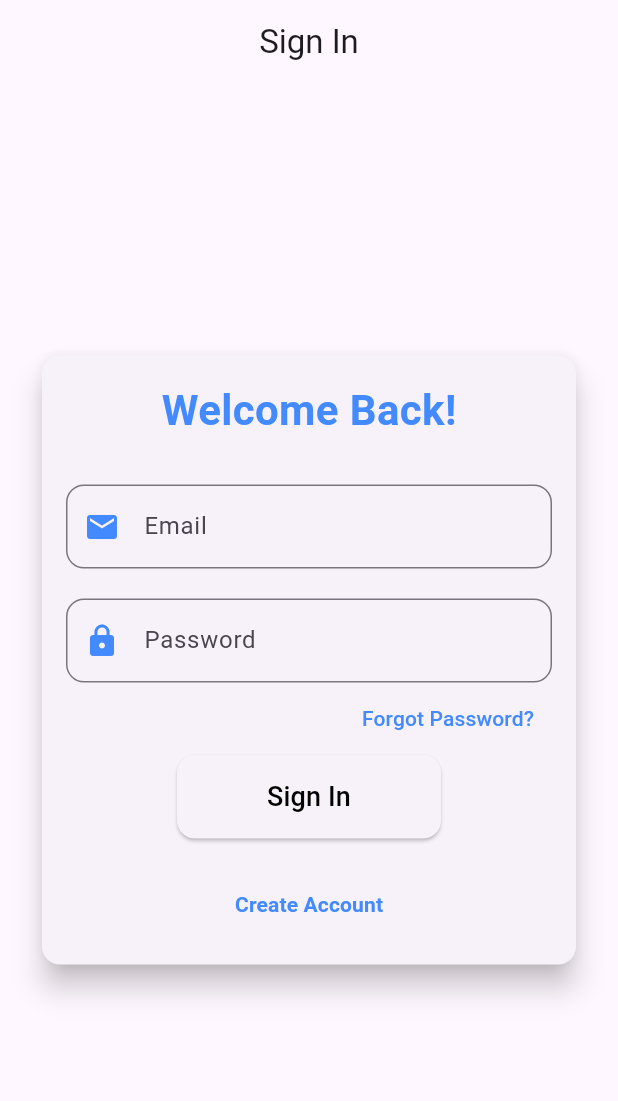
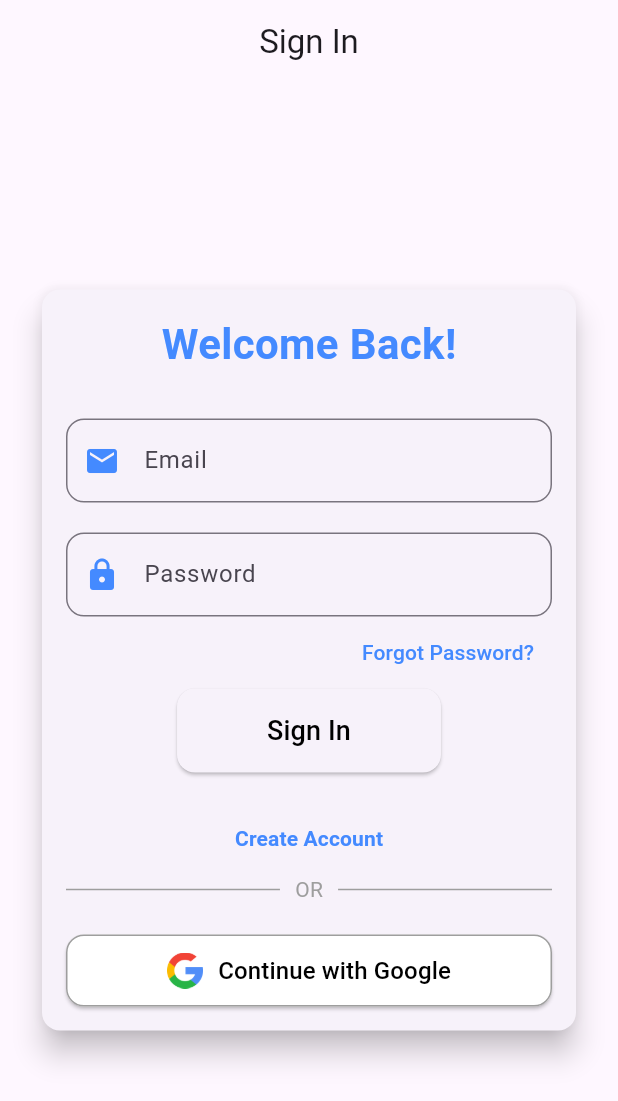
Before and after one commit to abhishekib/expense_tracker, a Flutter app: the screen it shows after launch, on a phone screen of 412 x 824 dp. Shown: the top 1101 px of the screen. Run offline on Flutter 3.47's test engine with Material 3 defaults, Android fonts, the phone set to English and light mode, and no system bars; our stand-ins replace cloud_firestore, csv, firebase_auth, firebase_core, fl_chart, google_sign_in; accounts and stored records are empty.

Commit message:
Add Google sign-in functionality to LoginScreen. Implement button for Google authentication and update UI with a divider and prompt.

```diff
--- a/lib/screens/auth/login_screen.dart
+++ b/lib/screens/auth/login_screen.dart
@@ -155,6 +155,37 @@ class _LoginScreenState extends State<LoginScreen> {
     );
   }
 
+  Future<void> _handleGoogleSignIn() async {
+    if (_isLoading) return;
+
+    setState(() => _isLoading = true);
+    final scaffoldMessenger = ScaffoldMessenger.of(context);
+    final navigator = Navigator.of(context);
+
+    try {
+      await Provider.of<AuthProvider>(
+        context,
+        listen: false,
+      ).signInWithGoogle();
+
+      if (!mounted) return;
+
+      navigator.pushReplacement(
+        MaterialPageRoute(builder: (ctx) => HomeScreen()),
+      );
+    } catch (e) {
+      if (!mounted) return;
+
+      scaffoldMessenger.showSnackBar(
+        SnackBar(content: Text('Google sign in failed: ${e.toString()}')),
+      );
+    } finally {
+      if (mounted) {
+        setState(() => _isLoading = false);
+      }
+    }
+  }
+
   @override
   Widget build(BuildContext context) {
     return Scaffold(
@@ -295,6 +326,47 @@ class _LoginScreenState extends State<LoginScreen> {
                             ),
                           ),
                         ),
+                      Row(
+                        children: [
+                          Expanded(child: Divider(color: Colors.grey)),
+                          Padding(
+                            padding: EdgeInsets.symmetric(horizontal: 10),
+                            child: Text(
+                              'OR',
+                              style: TextStyle(color: Colors.grey),
+                            ),
+                          ),
+                          Expanded(child: Divider(color: Colors.grey)),
+                        ],
+                      ),
+                      SizedBox(height: 20),
+                      ElevatedButton(
+                        onPressed: _isLoading ? null : _handleGoogleSignIn,
+                        style: ElevatedButton.styleFrom(
+                          backgroundColor: Colors.white,
+                          foregroundColor: Colors.black,
+                          padding: EdgeInsets.symmetric(vertical: 12),
+                          shape: RoundedRectangleBorder(
+                            borderRadius: BorderRadius.circular(12),
+                            side: BorderSide(color: Colors.grey),
+                          ),
+                        ),
+                        child: Row(
+                          mainAxisAlignment: MainAxisAlignment.center,
+                          children: [
+                            Image.asset(
+                              'assets/icons/google.png',
+                              height: 24,
+                              width: 24,
+                            ),
+                            SizedBox(width: 10),
+                            Text(
+                              'Continue with Google',
+                              style: TextStyle(fontSize: 16),
+                            ),
+                          ],
+                        ),
+                      ),
                     ],
                   ),
                 ),
--- a/lib/services/auth_service.dart
+++ b/lib/services/auth_service.dart
@@ -1,5 +1,4 @@
 import 'package:firebase_auth/firebase_auth.dart';
-import 'package:flutter/foundation.dart';
 import 'package:google_sign_in/google_sign_in.dart';
 
 class AuthService {
--- a/pubspec.yaml
+++ b/pubspec.yaml
@@ -33,8 +33,8 @@ flutter:
   uses-material-design: true
 
   # To add assets to your application, add an assets section, like this:
-  # assets:
-  #   - images/a_dot_burr.jpeg
+  assets:
+    - assets/icons/google.png
   #   - images/a_dot_ham.jpeg
 
   # An image asset can refer to one or more resolution-specific "variants", see
```
Also changed, not shown: assets/icons/google.png (added).
